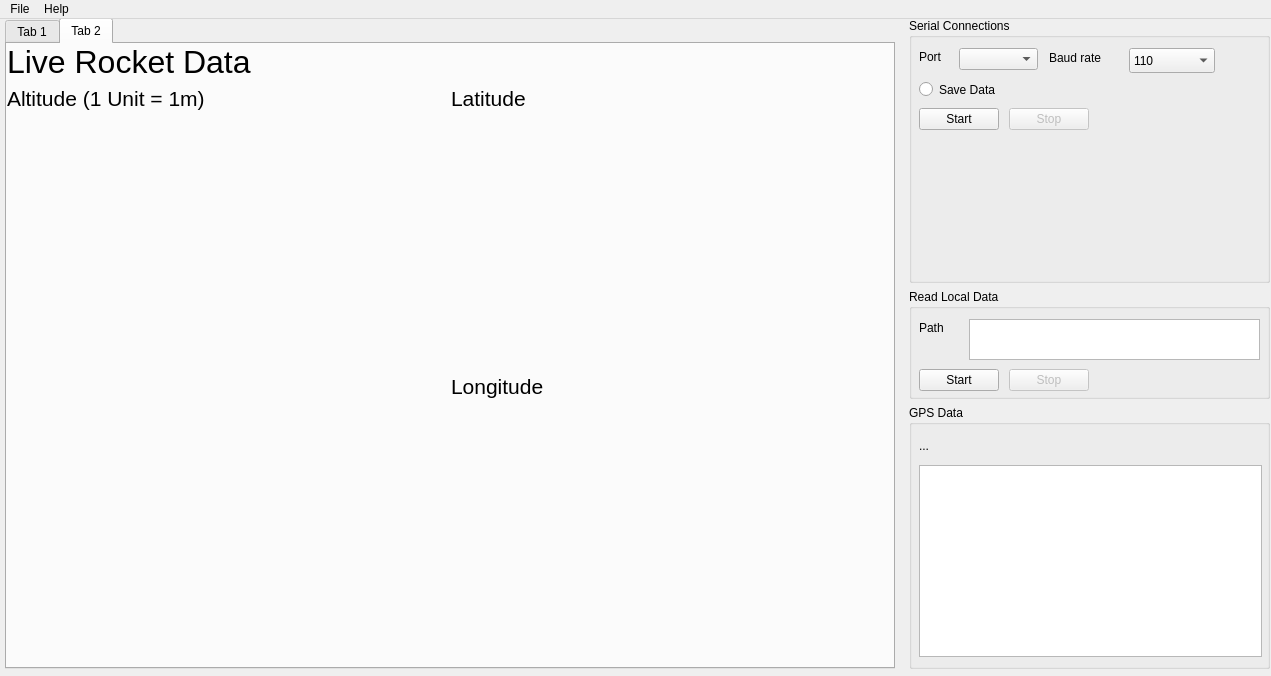
Before: the Qt Designer form ui/mainwindow.ui in UASTARR/starrtracker-archive, drawn with Qt 5.
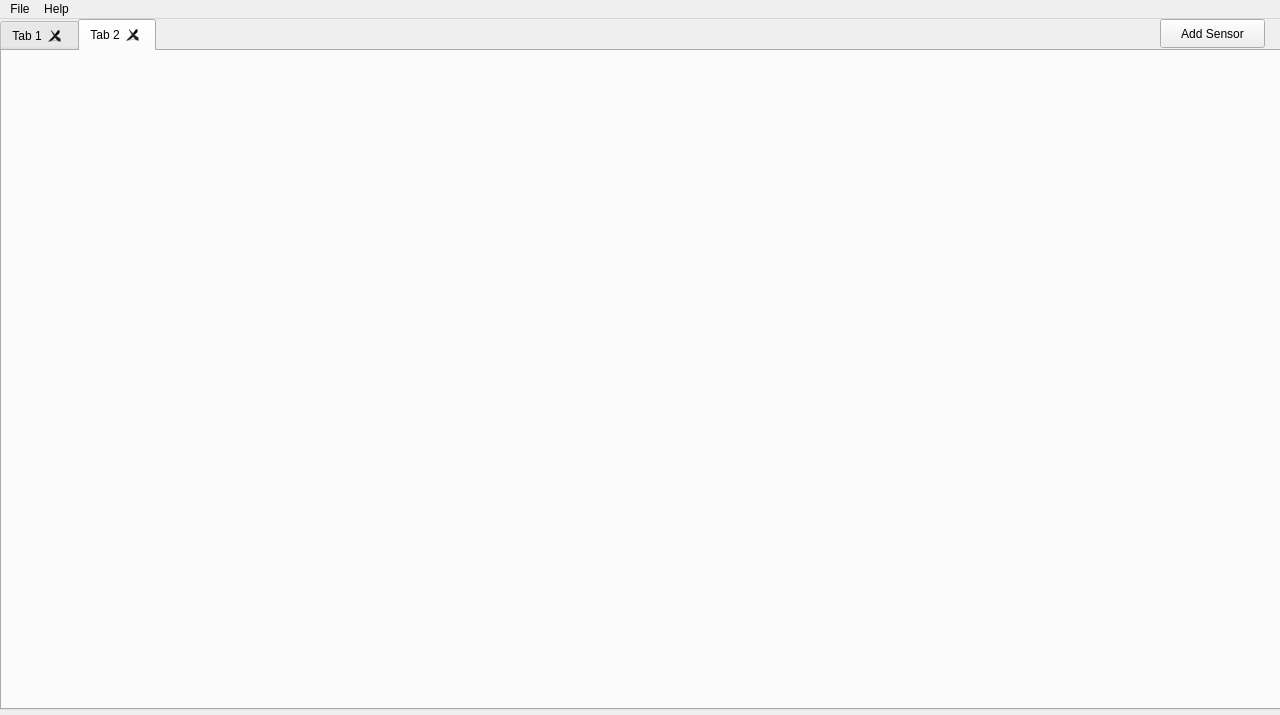
After: the same form once the commit is applied. The open tabs and pages were chosen to show the change. Custom widgets are drawn as their Qt base class.

Commit message: Changed UI to support multiple sensors simultaneously

The edit to the form file:
```diff
--- a/ui/mainwindow.ui
+++ b/ui/mainwindow.ui
@@ -6,572 +6,64 @@
    <rect>
     <x>0</x>
     <y>0</y>
-    <width>1271</width>
-    <height>676</height>
+    <width>1280</width>
+    <height>715</height>
    </rect>
   </property>
   <property name="windowTitle">
    <string>StarrTracker</string>
   </property>
   <widget class="QWidget" name="centralwidget">
-   <widget class="QWidget" name="horizontalLayoutWidget">
+   <widget class="QTabWidget" name="tabWidget">
     <property name="geometry">
      <rect>
-      <x>-1</x>
-      <y>-1</y>
-      <width>1271</width>
-      <height>651</height>
+      <x>0</x>
+      <y>0</y>
+      <width>1281</width>
+      <height>691</height>
      </rect>
     </property>
-    <layout class="QGridLayout" name="gridLayout">
-     <property name="leftMargin">
-      <number>6</number>
-     </property>
-     <property name="horizontalSpacing">
-      <number>14</number>
-     </property>
-     <property name="verticalSpacing">
-      <number>45</number>
-     </property>
-     <item row="0" column="0">
-      <layout class="QVBoxLayout" name="layout_Display" stretch="0">
-       <property name="bottomMargin">
-        <number>0</number>
-       </property>
-       <item>
-        <widget class="QTabWidget" name="display">
-         <property name="sizePolicy">
-          <sizepolicy hsizetype="MinimumExpanding" vsizetype="Expanding">
-           <horstretch>0</horstretch>
-           <verstretch>0</verstretch>
-          </sizepolicy>
-         </property>
-         <property name="currentIndex">
-          <number>0</number>
-         </property>
-         <widget class="QWidget" name="Map">
-          <attribute name="title">
-           <string>Tab 1</string>
-          </attribute>
-          <widget class="QWidget" name="layoutWidget">
-           <property name="geometry">
-            <rect>
-             <x>0</x>
-             <y>10</y>
-             <width>899</width>
-             <height>601</height>
-            </rect>
-           </property>
-           <layout class="QVBoxLayout" name="layout_map">
-            <item>
-             <widget class="QLabel" name="Label_LiveRocketView">
-              <property name="sizePolicy">
-               <sizepolicy hsizetype="Preferred" vsizetype="Maximum">
-                <horstretch>0</horstretch>
-                <verstretch>0</verstretch>
-               </sizepolicy>
-              </property>
-              <property name="maximumSize">
-               <size>
-                <width>1209</width>
-                <height>16777215</height>
-               </size>
-              </property>
-              <property name="font">
-               <font>
-                <pointsize>24</pointsize>
-               </font>
-              </property>
-              <property name="text">
-               <string>Live Rocket Position</string>
-              </property>
-             </widget>
-            </item>
-            <item>
-             <widget class="QPushButton" name="pushButton">
-              <property name="sizePolicy">
-               <sizepolicy hsizetype="Preferred" vsizetype="Preferred">
-                <horstretch>0</horstretch>
-                <verstretch>0</verstretch>
-               </sizepolicy>
-              </property>
-              <property name="font">
-               <font>
-                <pointsize>24</pointsize>
-               </font>
-              </property>
-              <property name="text">
-               <string>  Map View Widget Goes Here                                                    </string>
-              </property>
-             </widget>
-            </item>
-           </layout>
-          </widget>
-         </widget>
-         <widget class="QWidget" name="Graph">
-          <attribute name="title">
-           <string>Tab 2</string>
-          </attribute>
-          <widget class="QWidget" name="verticalLayoutWidget">
-           <property name="geometry">
-            <rect>
-             <x>0</x>
-             <y>0</y>
-             <width>881</width>
-             <height>611</height>
-            </rect>
-           </property>
-           <layout class="QVBoxLayout" name="layout_graph">
-            <item>
-             <widget class="QLabel" name="label_3">
-              <property name="sizePolicy">
-               <sizepolicy hsizetype="Preferred" vsizetype="Maximum">
-                <horstretch>0</horstretch>
-                <verstretch>0</verstretch>
-               </sizepolicy>
-              </property>
-              <property name="font">
-               <font>
-                <pointsize>24</pointsize>
-               </font>
-              </property>
-              <property name="text">
-               <string>Live Rocket Data</string>
-              </property>
-             </widget>
-            </item>
-            <item>
-             <layout class="QGridLayout" name="graph_display">
-              <property name="spacing">
-               <number>6</number>
-              </property>
-              <item row="0" column="0" rowspan="2">
-               <layout class="QVBoxLayout" name="layout_altitude">
-                <item>
-                 <widget class="QLabel" name="altitude">
-                  <property name="sizePolicy">
-                   <sizepolicy hsizetype="Preferred" vsizetype="Maximum">
-                    <horstretch>0</horstretch>
-                    <verstretch>0</verstretch>
-                   </sizepolicy>
-                  </property>
-                  <property name="font">
-                   <font>
-                    <pointsize>16</pointsize>
-                   </font>
-                  </property>
-                  <property name="text">
-                   <string>Altitude (1 Unit = 1m)</string>
-                  </property>
-                 </widget>
-                </item>
-                <item>
-                 <widget class="QCustomPlot" name="graph_alt" native="true"/>
-                </item>
-               </layout>
-              </item>
-              <item row="0" column="1">
-               <layout class="QVBoxLayout" name="layout_x_axis">
-                <item>
-                 <widget class="QLabel" name="x_axis">
-                  <property name="sizePolicy">
-                   <sizepolicy hsizetype="Preferred" vsizetype="Maximum">
-                    <horstretch>0</horstretch>
-                    <verstretch>0</verstretch>
-                   </sizepolicy>
-                  </property>
-                  <property name="font">
-                   <font>
-                    <pointsize>16</pointsize>
-                   </font>
-                  </property>
-                  <property name="text">
-                   <string>Latitude</string>
-                  </property>
-                 </widget>
-                </item>
-                <item>
-                 <widget class="QCustomPlot" name="graph_x" native="true">
-                  <property name="maximumSize">
-                   <size>
-                    <width>875</width>
-                    <height>16777215</height>
-                   </size>
-                  </property>
-                 </widget>
-                </item>
-               </layout>
-              </item>
-              <item row="1" column="1">
-               <layout class="QVBoxLayout" name="layout_y_axis">
-                <item>
-                 <widget class="QLabel" name="y_axis">
-                  <property name="sizePolicy">
-                   <sizepolicy hsizetype="Preferred" vsizetype="Maximum">
-                    <horstretch>0</horstretch>
-                    <verstretch>0</verstretch>
-                   </sizepolicy>
-                  </property>
-                  <property name="font">
-                   <font>
-                    <pointsize>16</pointsize>
-                    <weight>50</weight>
-                    <bold>false</bold>
-                   </font>
-                  </property>
-                  <property name="text">
-                   <string>Longitude</string>
-                  </property>
-                 </widget>
-                </item>
-                <item>
-                 <widget class="QCustomPlot" name="graph_y" native="true"/>
-                </item>
-               </layout>
-              </item>
-             </layout>
-            </item>
-           </layout>
-          </widget>
-         </widget>
-        </widget>
-       </item>
-      </layout>
-     </item>
-     <item row="0" column="1">
-      <layout class="QVBoxLayout" name="layout_Settings" stretch="0">
-       <property name="spacing">
-        <number>6</number>
-       </property>
-       <property name="sizeConstraint">
-        <enum>QLayout::SetDefaultConstraint</enum>
-       </property>
-       <item>
-        <layout class="QGridLayout" name="layout_Serial">
-         <property name="sizeConstraint">
-          <enum>QLayout::SetFixedSize</enum>
-         </property>
-         <item row="0" column="0">
-          <widget class="QGroupBox" name="serial_connect">
-           <property name="sizePolicy">
-            <sizepolicy hsizetype="Fixed" vsizetype="Preferred">
-             <horstretch>0</horstretch>
-             <verstretch>0</verstretch>
-            </sizepolicy>
-           </property>
-           <property name="minimumSize">
-            <size>
-             <width>361</width>
-             <height>0</height>
-            </size>
-           </property>
-           <property name="title">
-            <string>Serial Connections</string>
-           </property>
-           <widget class="QComboBox" name="portSelect">
-            <property name="geometry">
-             <rect>
-              <x>50</x>
-              <y>30</y>
-              <width>79</width>
-              <height>22</height>
-             </rect>
-            </property>
-           </widget>
-           <widget class="QPushButton" name="serialConnectionButton">
-            <property name="geometry">
-             <rect>
-              <x>10</x>
-              <y>90</y>
-              <width>80</width>
-              <height>22</height>
-             </rect>
-            </property>
-            <property name="text">
-             <string>Start</string>
-            </property>
-           </widget>
-           <widget class="QPushButton" name="serialTerminationButton">
-            <property name="enabled">
-             <bool>false</bool>
-            </property>
-            <property name="geometry">
-             <rect>
-              <x>100</x>
-              <y>90</y>
-              <width>80</width>
-              <height>22</height>
-             </rect>
-            </property>
-            <property name="text">
-             <string>Stop</string>
-            </property>
-           </widget>
-           <widget class="QLabel" name="label">
-            <property name="geometry">
-             <rect>
-              <x>10</x>
-              <y>30</y>
-              <width>41</width>
-              <height>17</height>
-             </rect>
-            </property>
-            <property name="text">
-             <string>Port </string>
-            </property>
-           </widget>
-           <widget class="QLabel" name="label_2">
-            <property name="geometry">
-             <rect>
-              <x>140</x>
-              <y>30</y>
-              <width>81</width>
-              <height>20</height>
-             </rect>
-            </property>
-            <property name="text">
-             <string>Baud rate</string>
-            </property>
-           </widget>
-           <widget class="QComboBox" name="baudSelect">
-            <property name="geometry">
-             <rect>
-              <x>220</x>
-              <y>30</y>
-              <width>86</width>
-              <height>25</height>
-             </rect>
-            </property>
-            <item>
-             <property name="text">
-              <string>110</string>
-             </property>
-            </item>
-            <item>
-             <property name="text">
-              <string>300</string>
-             </property>
-            </item>
-            <item>
-             <property name="text">
-              <string>600</string>
-             </property>
-            </item>
-            <item>
-             <property name="text">
-              <string>1200</string>
-             </property>
-            </item>
-            <item>
-             <property name="text">
-              <string>2400</string>
-             </property>
-            </item>
-            <item>
-             <property name="text">
-              <string>4800</string>
-             </property>
-            </item>
-            <item>
-             <property name="text">
-              <string>9600</string>
-             </property>
-            </item>
-            <item>
-             <property name="text">
-              <string>14400</string>
-             </property>
-            </item>
-            <item>
-             <property name="text">
-              <string>19200</string>
-             </property>
-            </item>
-            <item>
-             <property name="text">
-              <string>38400</string>
-             </property>
-            </item>
-            <item>
-             <property name="text">
-              <string>57600</string>
-             </property>
-            </item>
-            <item>
-             <property name="text">
-              <string>115200</string>
-             </property>
-            </item>
-            <item>
-             <property name="text">
-              <string>128000</string>
-             </property>
-            </item>
-            <item>
-             <property name="text">
-              <string>256000</string>
-             </property>
-            </item>
-           </widget>
-           <widget class="QRadioButton" name="saveButton">
-            <property name="geometry">
-             <rect>
-              <x>10</x>
-              <y>60</y>
-              <width>141</width>
-              <height>23</height>
-             </rect>
-            </property>
-            <property name="text">
-             <string>Save Data</string>
-            </property>
-            <property name="checked">
-             <bool>false</bool>
-            </property>
-           </widget>
-          </widget>
-         </item>
-         <item row="2" column="0">
-          <widget class="QGroupBox" name="gps_data_display">
-           <property name="sizePolicy">
-            <sizepolicy hsizetype="Minimum" vsizetype="Preferred">
-             <horstretch>0</horstretch>
-             <verstretch>0</verstretch>
-            </sizepolicy>
-           </property>
-           <property name="title">
-            <string>GPS Data</string>
-           </property>
-           <widget class="QTextBrowser" name="textbrowser">
-            <property name="enabled">
-             <bool>true</bool>
-            </property>
-            <property name="geometry">
-             <rect>
-              <x>10</x>
-              <y>60</y>
-              <width>343</width>
-              <height>192</height>
-             </rect>
-            </property>
-            <property name="sizePolicy">
-             <sizepolicy hsizetype="MinimumExpanding" vsizetype="MinimumExpanding">
-              <horstretch>0</horstretch>
-              <verstretch>0</verstretch>
-             </sizepolicy>
-            </property>
-            <property name="html">
-             <string>&lt;!DOCTYPE HTML PUBLIC &quot;-//W3C//DTD HTML 4.0//EN&quot; &quot;http://www.w3.org/TR/REC-html40/strict.dtd&quot;&gt;
-&lt;html&gt;&lt;head&gt;&lt;meta name=&quot;qrichtext&quot; content=&quot;1&quot; /&gt;&lt;style type=&quot;text/css&quot;&gt;
-p, li { white-space: pre-wrap; }
-&lt;/style&gt;&lt;/head&gt;&lt;body style=&quot; font-family:'Ubuntu'; font-size:12pt; font-weight:400; font-style:normal;&quot;&gt;
-&lt;p style=&quot;-qt-paragraph-type:empty; margin-top:0px; margin-bottom:0px; margin-left:0px; margin-right:0px; -qt-block-indent:0; text-indent:0px; font-size:11pt;&quot;&gt;&lt;br /&gt;&lt;/p&gt;&lt;/body&gt;&lt;/html&gt;</string>
-            </property>
-           </widget>
-           <widget class="QLabel" name="gpstype">
-            <property name="geometry">
-             <rect>
-              <x>10</x>
-              <y>30</y>
-              <width>341</width>
-              <height>21</height>
-             </rect>
-            </property>
-            <property name="frameShape">
-             <enum>QFrame::NoFrame</enum>
-            </property>
-            <property name="text">
-             <string>...</string>
-            </property>
-           </widget>
-          </widget>
-         </item>
-         <item row="1" column="0">
-          <widget class="QGroupBox" name="local_data">
-           <property name="sizePolicy">
-            <sizepolicy hsizetype="Minimum" vsizetype="Fixed">
-             <horstretch>0</horstretch>
-             <verstretch>0</verstretch>
-            </sizepolicy>
-           </property>
-           <property name="minimumSize">
-            <size>
-             <width>0</width>
-             <height>110</height>
-            </size>
-           </property>
-           <property name="title">
-            <string>Read Local Data</string>
-           </property>
-           <widget class="QLabel" name="path">
-            <property name="geometry">
-             <rect>
-              <x>10</x>
-              <y>30</y>
-              <width>41</width>
-              <height>17</height>
-             </rect>
-            </property>
-            <property name="text">
-             <string>Path</string>
-            </property>
-           </widget>
-           <widget class="QTextBrowser" name="pathBrowser">
-            <property name="geometry">
-             <rect>
-              <x>60</x>
-              <y>30</y>
-              <width>291</width>
-              <height>41</height>
-             </rect>
-            </property>
-            <property name="readOnly">
-             <bool>false</bool>
-            </property>
-            <property name="html">
-             <string>&lt;!DOCTYPE HTML PUBLIC &quot;-//W3C//DTD HTML 4.0//EN&quot; &quot;http://www.w3.org/TR/REC-html40/strict.dtd&quot;&gt;
-&lt;html&gt;&lt;head&gt;&lt;meta name=&quot;qrichtext&quot; content=&quot;1&quot; /&gt;&lt;style type=&quot;text/css&quot;&gt;
-p, li { white-space: pre-wrap; }
-&lt;/style&gt;&lt;/head&gt;&lt;body style=&quot; font-family:'Ubuntu'; font-size:12pt; font-weight:400; font-style:normal;&quot;&gt;
-&lt;p style=&quot;-qt-paragraph-type:empty; margin-top:0px; margin-bottom:0px; margin-left:0px; margin-right:0px; -qt-block-indent:0; text-indent:0px; font-size:11pt;&quot;&gt;&lt;br /&gt;&lt;/p&gt;&lt;/body&gt;&lt;/html&gt;</string>
-            </property>
-           </widget>
-           <widget class="QPushButton" name="serialLocalConnectionButton">
-            <property name="geometry">
-             <rect>
-              <x>10</x>
-              <y>80</y>
-              <width>80</width>
-              <height>22</height>
-             </rect>
-            </property>
-            <property name="text">
-             <string>Start</string>
-            </property>
-           </widget>
-           <widget class="QPushButton" name="serialLocalTerminationButton">
-            <property name="enabled">
-             <bool>false</bool>
-            </property>
-            <property name="geometry">
-             <rect>
-              <x>100</x>
-              <y>80</y>
-              <width>80</width>
-              <height>22</height>
-             </rect>
-            </property>
-            <property name="text">
-             <string>Stop</string>
-            </property>
-           </widget>
-          </widget>
-         </item>
-        </layout>
-       </item>
-      </layout>
-     </item>
-    </layout>
+    <property name="tabShape">
+     <enum>QTabWidget::Rounded</enum>
+    </property>
+    <property name="currentIndex">
+     <number>1</number>
+    </property>
+    <property name="documentMode">
+     <bool>false</bool>
+    </property>
+    <property name="tabsClosable">
+     <bool>true</bool>
+    </property>
+    <property name="movable">
+     <bool>true</bool>
+    </property>
+    <property name="tabBarAutoHide">
+     <bool>false</bool>
+    </property>
+    <widget class="QWidget" name="gps_1">
+     <attribute name="title">
+      <string>Tab 1</string>
+     </attribute>
+    </widget>
+    <widget class="QWidget" name="gps_2">
+     <attribute name="title">
+      <string>Tab 2</string>
+     </attribute>
+    </widget>
+   </widget>
+   <widget class="QPushButton" name="add_sensor">
+    <property name="geometry">
+     <rect>
+      <x>1160</x>
+      <y>0</y>
+      <width>105</width>
+      <height>29</height>
+     </rect>
+    </property>
+    <property name="text">
+     <string>Add Sensor</string>
+    </property>
    </widget>
   </widget>
   <widget class="QMenuBar" name="menubar">
@@ -579,7 +71,7 @@
     <rect>
      <x>0</x>
      <y>0</y>
-     <width>1271</width>
+     <width>1280</width>
      <height>26</height>
     </rect>
    </property>
@@ -609,14 +101,6 @@
    </property>
   </action>
  </widget>
- <customwidgets>
-  <customwidget>
-   <class>QCustomPlot</class>
-   <extends>QWidget</extends>
-   <header location="global">src/graph/qcustomplot.h</header>
-   <container>1</container>
-  </customwidget>
- </customwidgets>
  <resources/>
  <connections/>
 </ui>
```
The commit also changes 8 other files.
